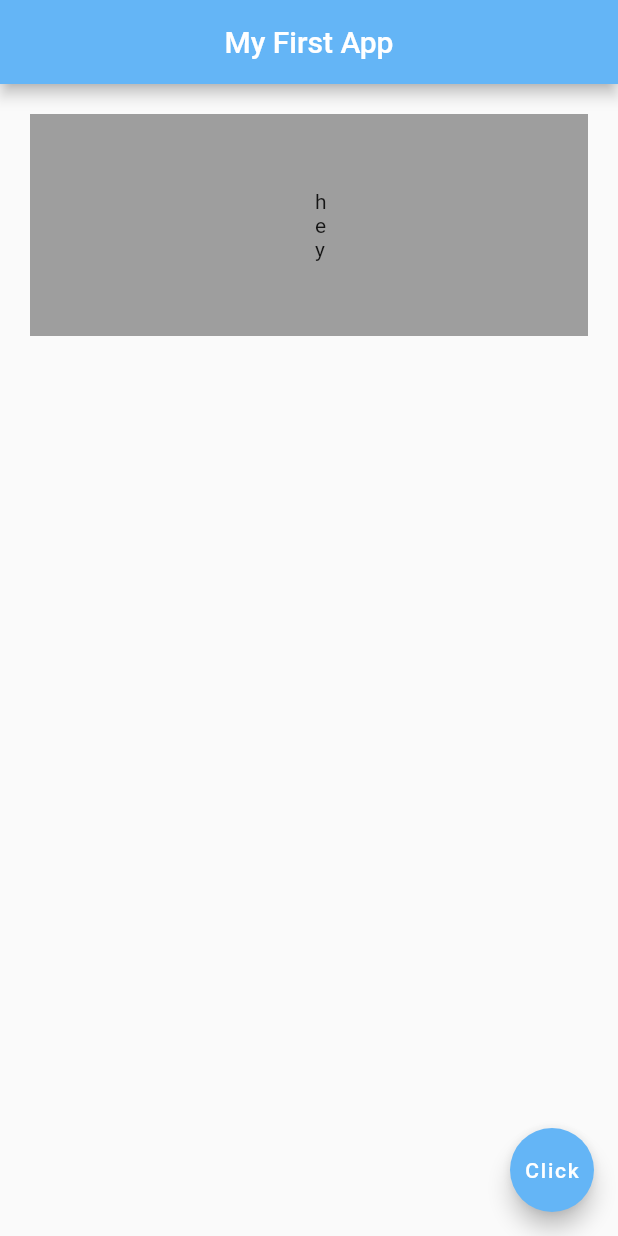
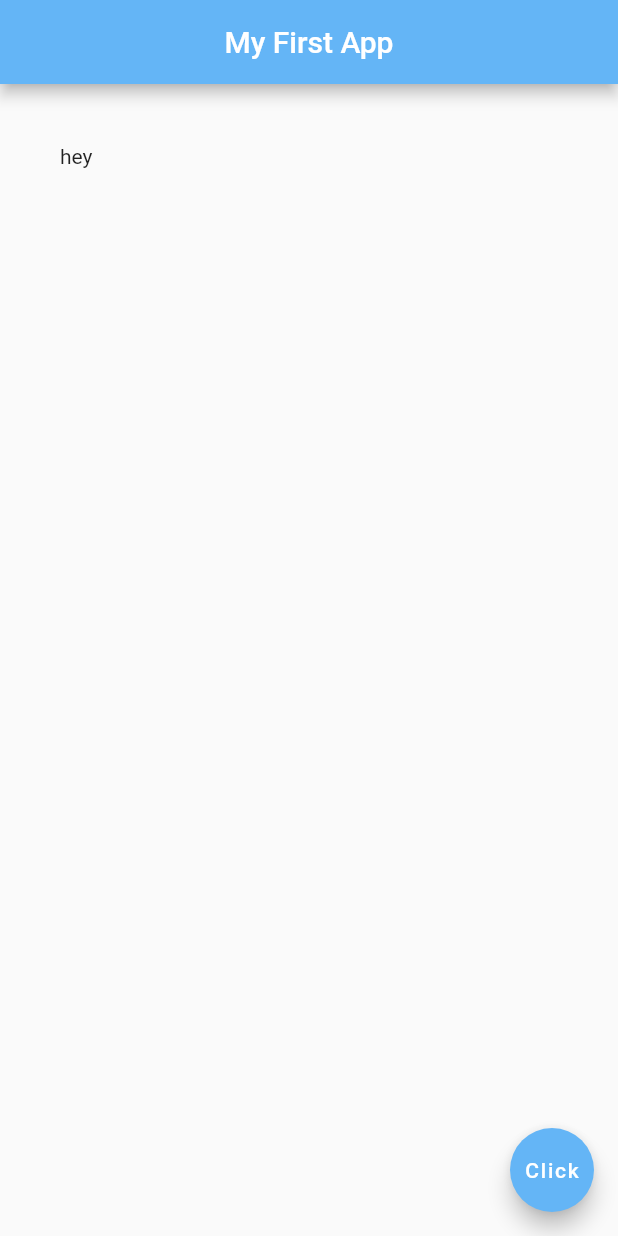
Before and after one commit to lokesh-5050/flutter-initial, a Flutter app: the screen it shows after launch, on a phone screen of 412 x 824 dp. Run offline on Flutter 3.47's test engine with Material 2 defaults, Android fonts, the light colour scheme and no system bars.

Commit message:
btns padding margins and

```diff
--- a/lib/main.dart
+++ b/lib/main.dart
@@ -16,11 +16,16 @@ class Home extends StatelessWidget {
         backgroundColor: Colors.blue[300],
       ),
       // body: Center(
-        body: Container(
-          padding: EdgeInsets.symmetric(horizontal:190 , vertical: 50),
-          margin: EdgeInsets.all(20),
-          child: Text("hey"),
-          color: Colors.grey,
+        // body: Container(
+        //   padding: EdgeInsets.symmetric(horizontal:190 , vertical: 50),
+        //   margin: EdgeInsets.all(20),
+        //   child: Text("hey"),
+        //   color: Colors.grey,
+        // ),
+
+        body: Padding(
+          padding: EdgeInsets.all(40),
+          child: Text('hey'),
         ),
 
           // child: ElevatedButton(
```
